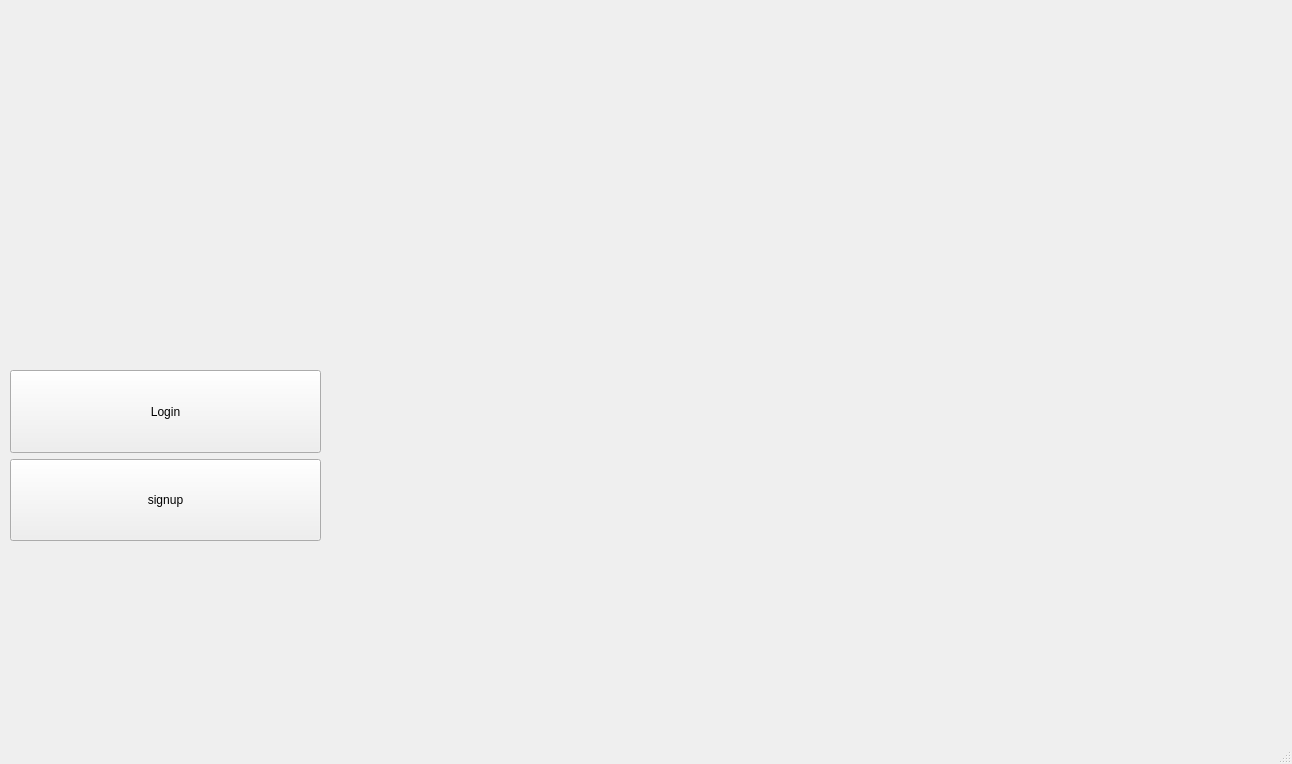
bolesawny7/FootballFantasy, file mainwindow.ui: the form before one commit.
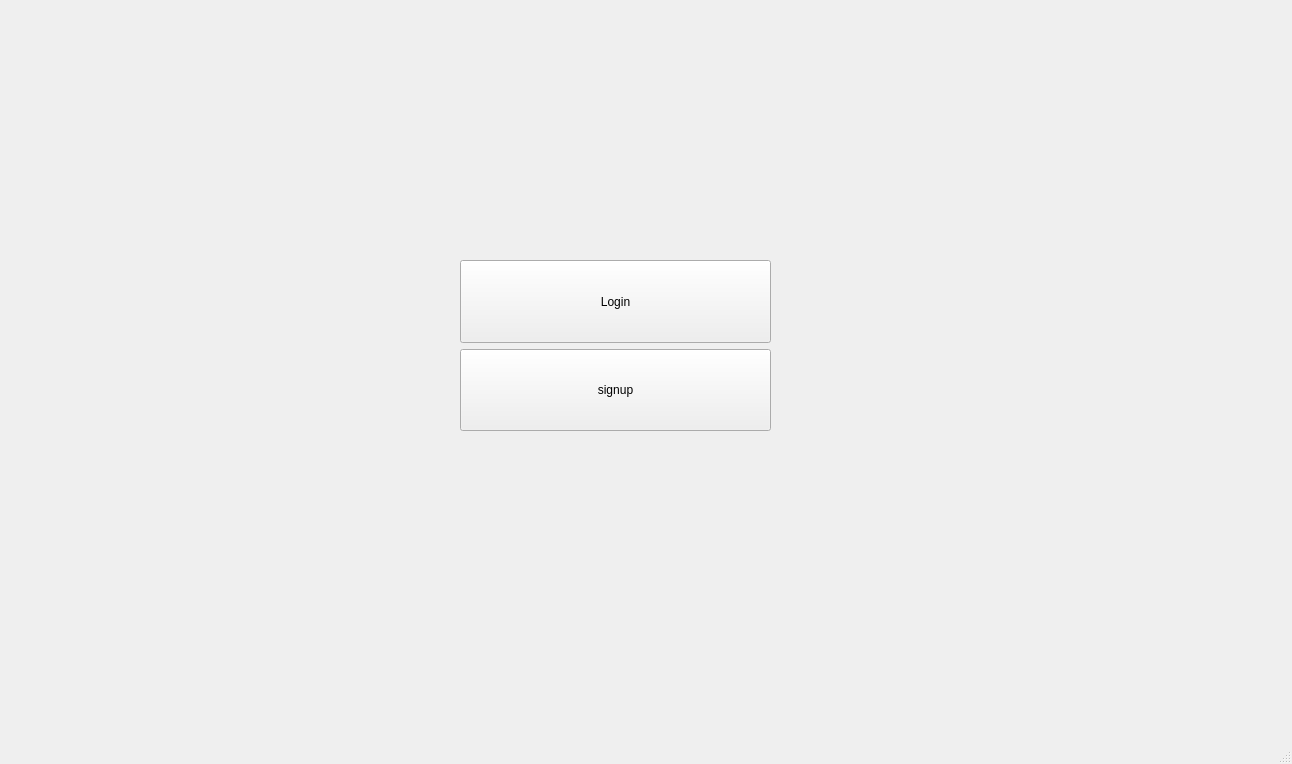
The form after the commit. Icons and pictures are not drawn.

What changed in the file:
```diff
--- a/mainwindow.ui
+++ b/mainwindow.ui
@@ -22,8 +22,8 @@
    <widget class="QWidget" name="layoutWidget">
     <property name="geometry">
      <rect>
-      <x>10</x>
-      <y>370</y>
+      <x>460</x>
+      <y>260</y>
       <width>311</width>
       <height>171</height>
      </rect>
```
